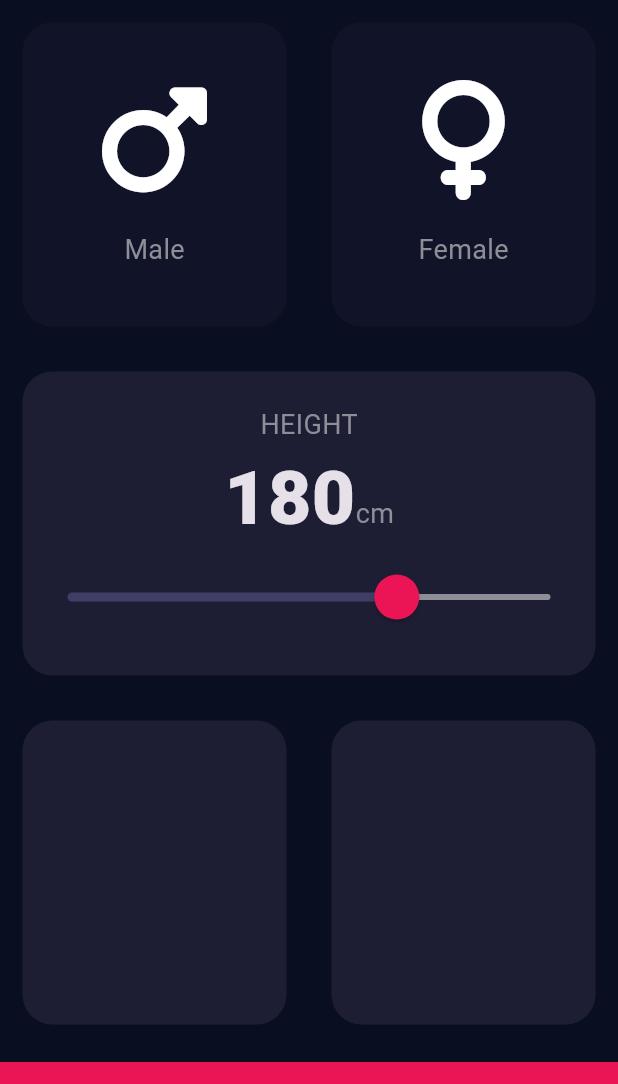
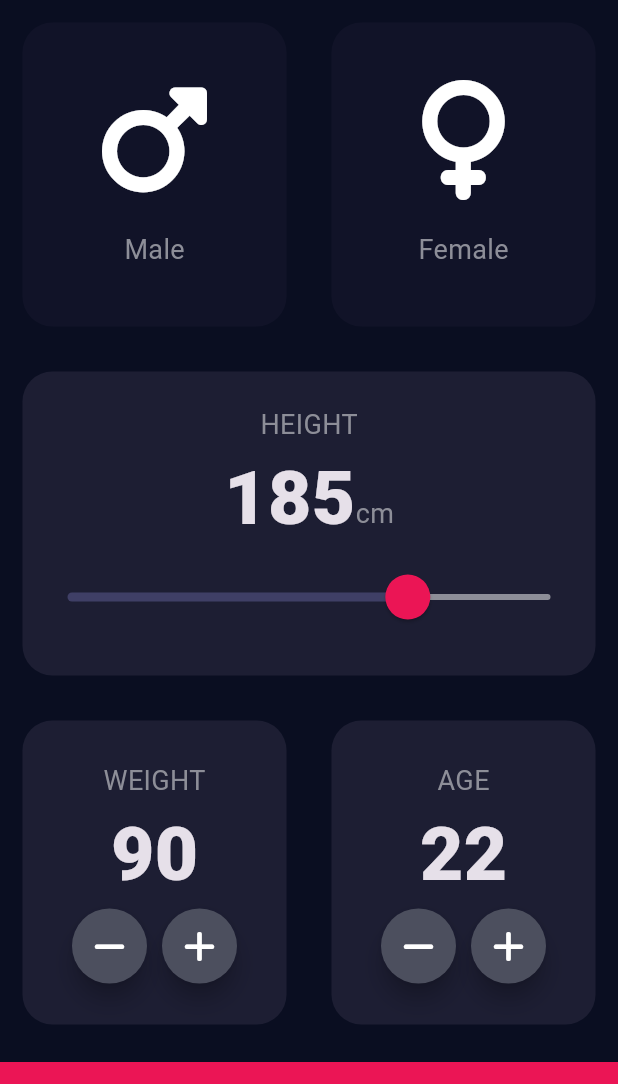
Before and after one commit to Mohamed-Willy/FlutterCourse, a Flutter app: the screen it shows after launch, on a phone screen of 412 x 824 dp, the part 84-1168 px from its top. Run offline on Flutter 3.47's test engine with Material 3 defaults, Android fonts, the phone set to English and light mode, and no system bars; our stand-ins replace audioplayers, font_awesome_flutter; project files that could hold a hidden picture were left out.

Commit message:
Until P12V13

```diff
--- a/bmi_calculator/lib/input_page.dart
+++ b/bmi_calculator/lib/input_page.dart
@@ -1,4 +1,5 @@
 import 'package:bmi_calculator/gender_card.dart';
+import 'package:bmi_calculator/numeric_card.dart';
 import 'constants.dart';
 import 'custom_card.dart';
 import 'package:flutter/material.dart';
@@ -10,14 +11,15 @@ enum Gender {
 }
 
 class InputPage extends StatefulWidget {
-  const InputPage({super.key, required this.title});
-  final String title;
+  const InputPage({super.key});
   @override
   State<InputPage> createState() => _InputPageState();
 }
 
 class _InputPageState extends State<InputPage> {
-  int height = 180;
+  int height = 185;
+  int weight = 90;
+  int age = 22;
   Gender? gender;
   @override
   Widget build(BuildContext context) {
@@ -106,19 +108,53 @@ class _InputPageState extends State<InputPage> {
               ],
             ),
           ),
-          const Expanded(
+          Expanded(
             child: Row(
               children: [
-                CustomCard(),
-                CustomCard(),
+                NumericCard(
+                  title: "WEIGHT",
+                  value: weight,
+                  onMinusPress: () {
+                    setState(() {
+                      weight--;
+                    });
+                  },
+                  onPlusPress: () {
+                    setState(() {
+                      weight++;
+                    });
+                  },
+                ),
+                NumericCard(
+                  title: "AGE",
+                  value: age,
+                  onMinusPress: () {
+                    setState(() {
+                      age--;
+                    });
+                  },
+                  onPlusPress: () {
+                    setState(() {
+                      age++;
+                    });
+                  },
+                ),
               ],
             ),
           ),
-          Container(
-            color: const Color(0xFFeb1555),
-            margin: const EdgeInsets.only(top: 10),
-            width: double.infinity,
-            height: 60.0,
+          GestureDetector(
+            onTap: () {
+              Navigator.pushNamed(
+                context,
+                '/result',
+              );
+            },
+            child: Container(
+              color: const Color(0xFFeb1555),
+              margin: const EdgeInsets.only(top: 10),
+              width: double.infinity,
+              height: 60.0,
+            ),
           ),
         ],
       ),
--- a/bmi_calculator/lib/main.dart
+++ b/bmi_calculator/lib/main.dart
@@ -1,3 +1,4 @@
+import 'package:bmi_calculator/results_page.dart';
 import 'package:flutter/material.dart';
 import 'input_page.dart';
 
@@ -17,7 +18,11 @@ class MyApp extends StatelessWidget {
         ),
         scaffoldBackgroundColor: const Color(0xFF0A0E21),
       ),
-      home: const InputPage(title: 'Flutter Demo Home Page'),
+      routes: {
+        '/': (context) => const InputPage(),
+        '/result': (context) => const ResultsPage()
+      },
+      initialRoute: '/',
     );
   }
 }
--- /dev/null
+++ b/bmi_calculator/lib/numeric_card.dart
@@ -0,0 +1,69 @@
+import 'package:bmi_calculator/constants.dart';
+import 'package:flutter/material.dart';
+import 'package:font_awesome_flutter/font_awesome_flutter.dart';
+import 'custom_card.dart';
+
+class NumericCard extends StatelessWidget {
+  const NumericCard(
+      {super.key,
+      required this.title,
+      required this.value,
+      this.onMinusPress,
+      this.onPlusPress});
+  final String title;
+  final int value;
+  final Function()? onMinusPress;
+  final Function()? onPlusPress;
+  @override
+  Widget build(BuildContext context) {
+    return CustomCard(
+      color: kActiveCardColor,
+      cardChild: Column(
+        mainAxisAlignment: MainAxisAlignment.center,
+        children: [
+          Text(
+            title,
+            style: kLabelTextStyle,
+          ),
+          Text(
+            value.toString(),
+            style: kNumberTextStyle,
+          ),
+          Row(
+            mainAxisAlignment: MainAxisAlignment.center,
+            children: [
+              RoundedButton(
+                onPress: onMinusPress,
+                icon: FontAwesomeIcons.minus,
+              ),
+              const SizedBox(
+                width: 10,
+              ),
+              RoundedButton(
+                onPress: onPlusPress,
+                icon: FontAwesomeIcons.plus,
+              ),
+            ],
+          )
+        ],
+      ),
+    );
+  }
+}
+
+class RoundedButton extends StatelessWidget {
+  const RoundedButton({super.key, this.onPress, required this.icon});
+  final Function()? onPress;
+  final IconData icon;
+  @override
+  Widget build(BuildContext context) {
+    return RawMaterialButton(
+      onPressed: onPress,
+      elevation: 6.0,
+      shape: const CircleBorder(),
+      constraints: const BoxConstraints(minWidth: 50.0, minHeight: 50.0),
+      fillColor: const Color(0xFF4C4F5E),
+      child: Icon(icon),
+    );
+  }
+}
--- /dev/null
+++ b/bmi_calculator/lib/results_page.dart
@@ -0,0 +1,12 @@
+import 'package:flutter/material.dart';
+
+class ResultsPage extends StatelessWidget {
+  const ResultsPage({super.key});
+
+  @override
+  Widget build(BuildContext context) {
+    return const Scaffold(
+
+    );
+  }
+}
```
